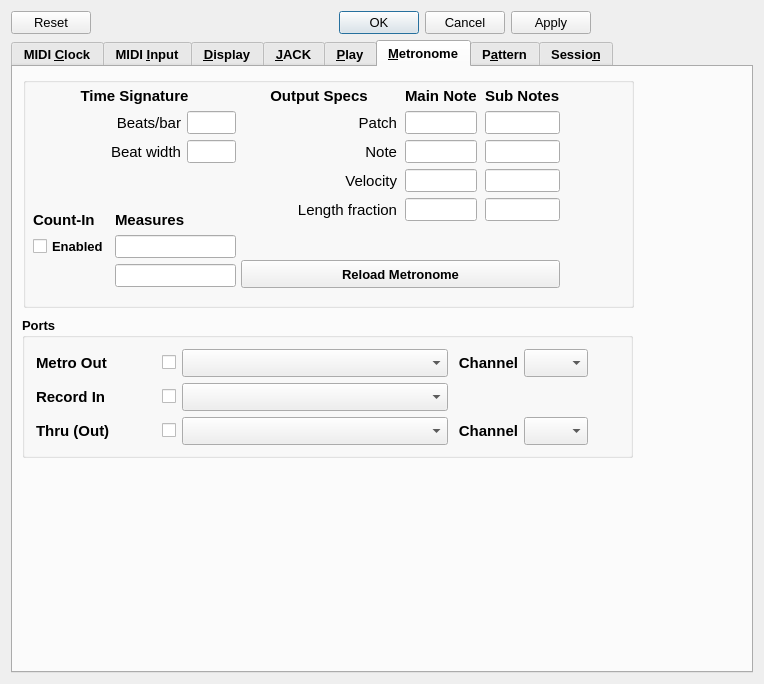
First picture: the form in seq_qt5/src/gui/qseditoptions.ui, repository ahlstromcj/seq66, before the edit.
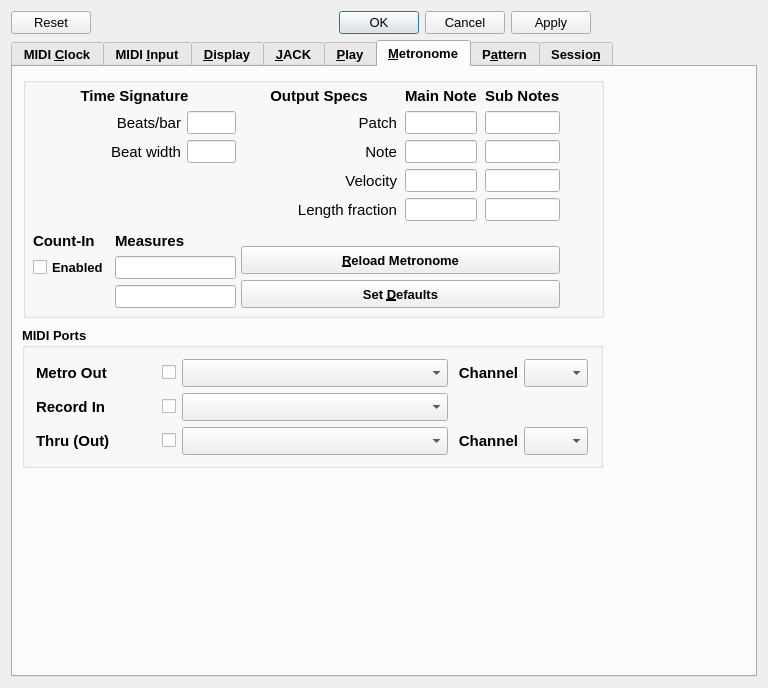
Second picture: the form after the edit. The open tabs and pages were chosen to show the change.

Commit message: Added metronome set-defaults button, more cleanup.

```diff
--- a/seq_qt5/src/gui/qseditoptions.ui
+++ b/seq_qt5/src/gui/qseditoptions.ui
@@ -6,8 +6,8 @@
    <rect>
     <x>0</x>
     <y>0</y>
-    <width>764</width>
-    <height>684</height>
+    <width>768</width>
+    <height>688</height>
    </rect>
   </property>
   <property name="font">
@@ -2742,7 +2742,7 @@
          <x>20</x>
          <y>20</y>
          <width>203</width>
-         <height>200</height>
+         <height>221</height>
         </rect>
        </property>
        <layout class="QVBoxLayout" name="verticalLayout_2">
@@ -2894,7 +2894,7 @@
          <x>222</x>
          <y>20</y>
          <width>325</width>
-         <height>201</height>
+         <height>221</height>
         </rect>
        </property>
        <layout class="QVBoxLayout" name="verticalLayout_4">
@@ -3074,11 +3074,36 @@
             <height>28</height>
            </size>
           </property>
+          <property name="maximumSize">
+           <size>
+            <width>16777215</width>
+            <height>28</height>
+           </size>
+          </property>
           <property name="toolTip">
            <string>Reload the metronome with new settings.</string>
           </property>
           <property name="text">
-           <string>Reload Metronome</string>
+           <string>&amp;Reload Metronome</string>
+          </property>
+         </widget>
+        </item>
+        <item>
+         <widget class="QPushButton" name="button_metro_defaults">
+          <property name="minimumSize">
+           <size>
+            <width>0</width>
+            <height>28</height>
+           </size>
+          </property>
+          <property name="maximumSize">
+           <size>
+            <width>16777215</width>
+            <height>28</height>
+           </size>
+          </property>
+          <property name="text">
+           <string>Set &amp;Defaults</string>
           </property>
          </widget>
         </item>
@@ -3089,8 +3114,8 @@
         <rect>
          <x>10</x>
          <y>10</y>
-         <width>611</width>
-         <height>231</height>
+         <width>581</width>
+         <height>241</height>
         </rect>
        </property>
        <property name="title">
@@ -3101,13 +3126,18 @@
        <property name="geometry">
         <rect>
          <x>9</x>
-         <y>250</y>
-         <width>611</width>
+         <y>260</y>
+         <width>581</width>
          <height>141</height>
         </rect>
        </property>
+       <property name="font">
+        <font>
+         <bold>true</bold>
+        </font>
+       </property>
        <property name="title">
-        <string>Ports</string>
+        <string>MIDI Ports</string>
        </property>
        <widget class="QWidget" name="layoutWidget">
         <property name="geometry">
```
Left out of the diff: 2 changed lines with no effect on the pictures. The commit also changes 20 other files.
